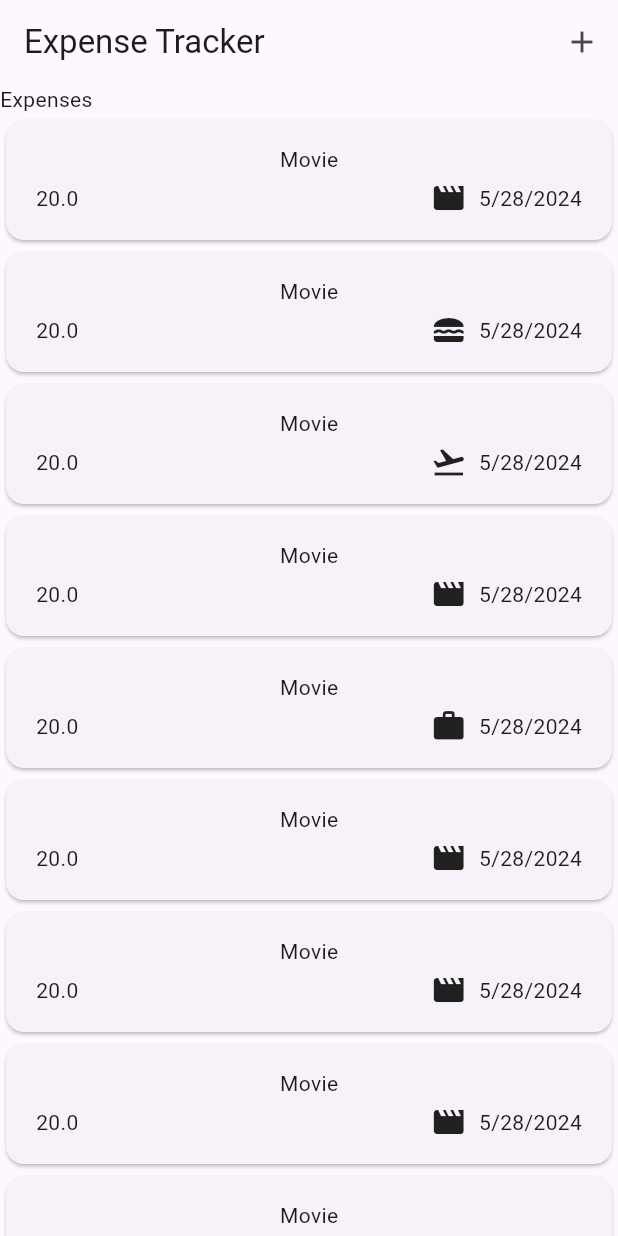
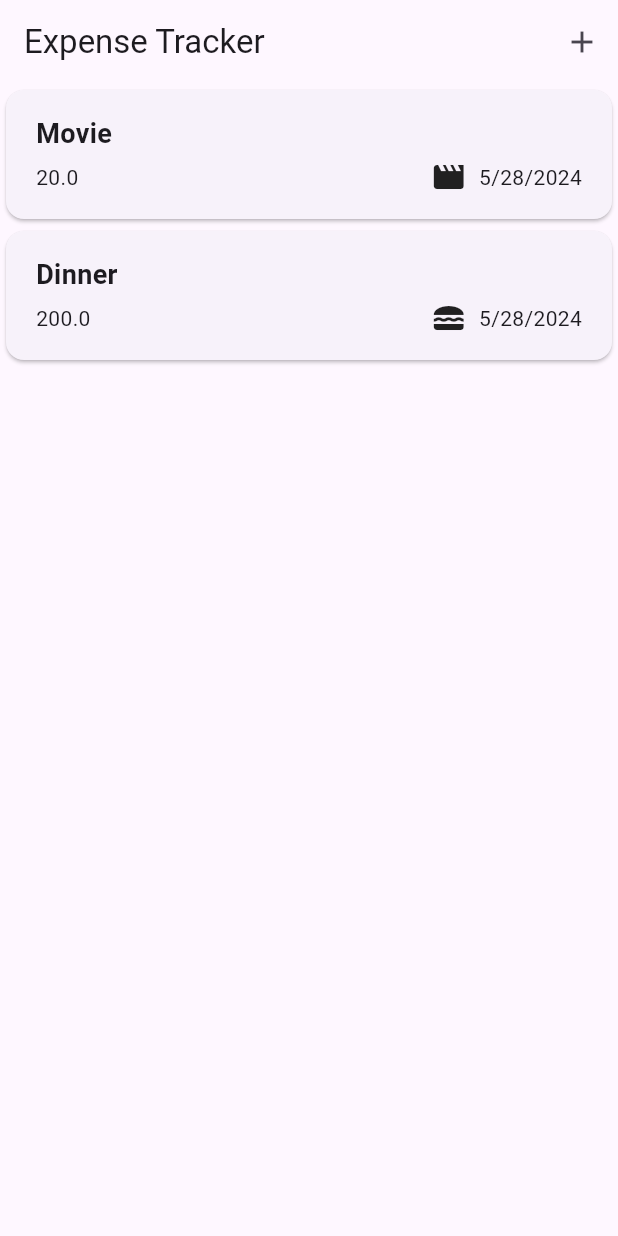
Before and after one commit to hafeez896/flutter-training, a Flutter app: the screen it shows after launch, on a phone screen of 412 x 824 dp. Run offline on Flutter 3.47's test engine with Material 3 defaults, Android fonts, the phone set to English and light mode, and no system bars.

Commit message:
Added Saving Expenses Code(Session 5)

```diff
--- a/expenses_app/lib/expense_item.dart
+++ b/expenses_app/lib/expense_item.dart
@@ -11,8 +11,14 @@ class ExpenseItem extends StatelessWidget {
     return Card(
       child: Padding(
         padding: const EdgeInsets.symmetric(vertical: 16, horizontal: 20),
-        child: Column(children: [
-          Text(expense.title),
+        child: Column(crossAxisAlignment: CrossAxisAlignment.start, children: [
+          Text(
+            expense.title,
+            style: const TextStyle(
+              fontSize: 18,
+              fontWeight: FontWeight.bold,
+            ),
+          ),
           const SizedBox(
             height: 4,
           ),
--- a/expenses_app/lib/expenses.dart
+++ b/expenses_app/lib/expenses.dart
@@ -17,60 +17,22 @@ class _ExpensesState extends State<Expenses> {
         date: DateTime.now(),
         category: Category.other),
     Expense(
-        title: 'Movie',
-        amount: 20.00,
+        title: 'Dinner',
+        amount: 200.00,
         date: DateTime.now(),
         category: Category.food),
-    Expense(
-        title: 'Movie',
-        amount: 20.00,
-        date: DateTime.now(),
-        category: Category.travel),
-    Expense(
-        title: 'Movie',
-        amount: 20.00,
-        date: DateTime.now(),
-        category: Category.other),
-    Expense(
-        title: 'Movie',
-        amount: 20.00,
-        date: DateTime.now(),
-        category: Category.work),
-    Expense(
-        title: 'Movie',
-        amount: 20.00,
-        date: DateTime.now(),
-        category: Category.other),
-    Expense(
-        title: 'Movie',
-        amount: 20.00,
-        date: DateTime.now(),
-        category: Category.other),
-    Expense(
-        title: 'Movie',
-        amount: 20.00,
-        date: DateTime.now(),
-        category: Category.other),
-    Expense(
-        title: 'Movie',
-        amount: 20.00,
-        date: DateTime.now(),
-        category: Category.other),
-    Expense(
-        title: 'Movie',
-        amount: 20.00,
-        date: DateTime.now(),
-        category: Category.other),
-    Expense(
-        title: 'Movie',
-        amount: 20.00,
-        date: DateTime.now(),
-        category: Category.other),
   ];
 
   void openAddExpenseModal() {
+    showModalBottomSheet(
+      context: context,
+      builder: (ctx) => NewExpense(addExpense),
+    );
+  }
+
+  void addExpense(Expense expense) {
     setState(() {
-      expensesList = [];
+      expensesList.add(expense);
     });
   }
 
@@ -87,8 +49,9 @@ class _ExpensesState extends State<Expenses> {
         ],
       ),
       body: Column(crossAxisAlignment: CrossAxisAlignment.stretch, children: [
-        const Text("Expenses"),
-        ExpensesList(expensesList),
+        ExpensesList(
+          expensesList,
+        ),
       ]),
     );
   }
```
Also changed, not shown: expenses_app/lib/new_expense.dart (+122 -5 lines).
